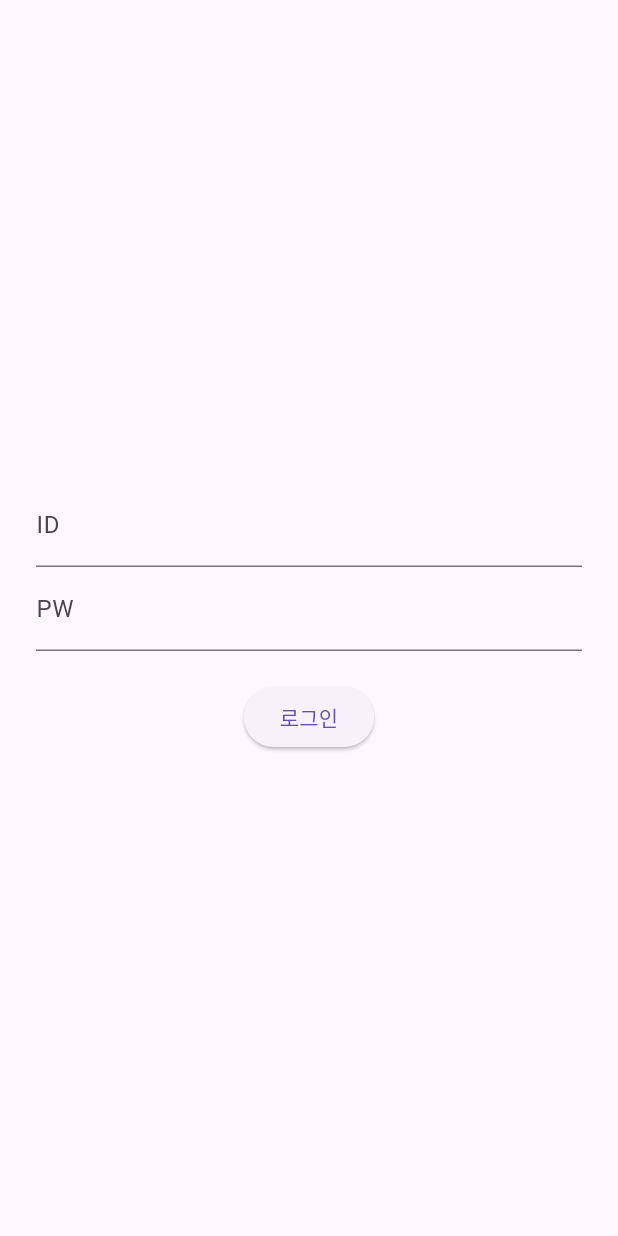
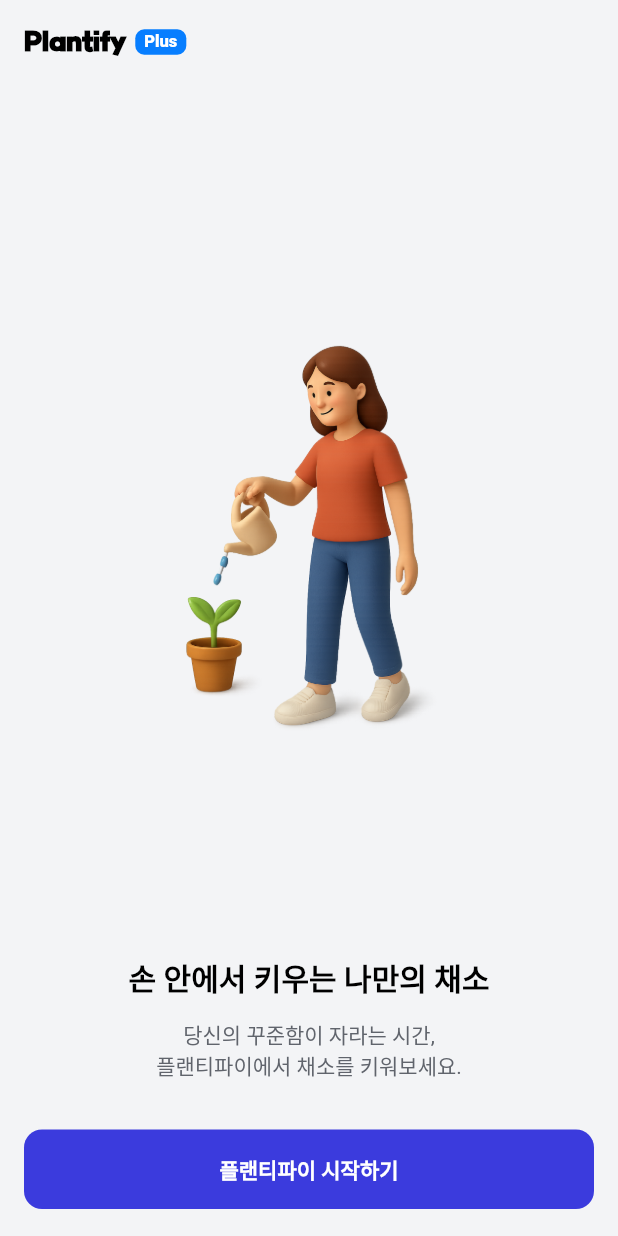
Before and after one commit to spaghetti-people/khuthon-fe, a Flutter app: the screen it shows after launch, on a phone screen of 412 x 824 dp. Run offline on Flutter 3.47's test engine with Material 3 defaults, Android fonts, the phone set to English and light mode, and no system bars; our stand-ins replace flutter_riverpod, hive, hive_flutter; accounts and stored records are empty; Roboto replaces fonts that are missing (Pretendard).

Commit message:
Feat: add onboarding page

```diff
--- /dev/null
+++ b/lib/app/onboarding.dart
@@ -0,0 +1,127 @@
+import 'package:flutter/material.dart';
+import 'package:hive/hive.dart';
+
+class OnboardingScreen extends StatelessWidget {
+  // ① 콜백 프로퍼티 추가
+  final VoidCallback onFinish;
+
+  // ② 생성자에 required로 받기
+  const OnboardingScreen({
+    super.key,
+    required this.onFinish,
+  });
+
+  @override
+  Widget build(BuildContext context) {
+    return Scaffold(
+      appBar: AppBar(
+        automaticallyImplyLeading: false,
+        backgroundColor: Colors.transparent,
+        elevation: 0,
+        title: Row(
+          children: [
+            const Text(
+              'Plantify',
+              style: TextStyle(
+                fontSize: 18,
+                fontFamily: 'kangwon',
+                fontWeight: FontWeight.w900,
+                color: Colors.black, // 필요에 따라 변경
+              ),
+            ),
+            const SizedBox(width: 6),
+            Container(
+              padding: const EdgeInsets.symmetric(horizontal: 6, vertical: 2),
+              decoration: BoxDecoration(
+                color: const Color(0xFF077EFF),
+                borderRadius: BorderRadius.circular(6),
+              ),
+              child: const Text(
+                'Plus',
+                style: TextStyle(
+                  color: Colors.white,
+                  fontWeight: FontWeight.w800,
+                  fontSize: 11,
+                ),
+              ),
+            ),
+          ],
+        ),
+      ),
+      body: SafeArea(
+        child: Padding(
+          padding: const EdgeInsets.symmetric(horizontal: 16.0),
+          child: Column(
+            children: [
+              const SizedBox(height: 40),
+
+              // 이미지
+              Expanded(
+                child: Center(
+                  child: Image.asset(
+                    'assets/images/onboarding_girl.png', // 이미지 파일 넣으신 경로에 맞게 수정하세요
+                    height: 300,
+                  ),
+                ),
+              ),
+
+              const SizedBox(height: 20),
+
+              // 제목
+              const Text(
+                '손 안에서 키우는 나만의 채소',
+                style: TextStyle(
+                  fontSize: 20,
+                  fontWeight: FontWeight.w800,
+                  color: Colors.black,
+                ),
+              ),
+
+              const SizedBox(height: 12),
+
+              // 설명
+              const Text(
+                '당신의 꾸준함이 자라는 시간,\n플랜티파이에서 채소를 키워보세요.',
+                textAlign: TextAlign.center,
+                style: TextStyle(
+                  fontSize: 14,
+                  color: Color(0xFF60646C),
+                ),
+              ),
+
+              const SizedBox(height: 32),
+
+              // 버튼
+              SizedBox(
+                width: double.infinity,
+                child: ElevatedButton(
+                  onPressed: () async {
+                    final box = Hive.box('localdata');
+                    await box.put('isFirst', false);                // 온보딩 본 상태 저장
+                    Navigator.pushReplacementNamed(context, '/login');
+                  },
+                  style: ElevatedButton.styleFrom(
+                    backgroundColor: const Color(0xFF3B3BDD),
+                    elevation: 0,
+                    shadowColor: Colors.transparent,
+                    shape: RoundedRectangleBorder(
+                      borderRadius: BorderRadius.circular(12),
+                    ),
+                    padding: const EdgeInsets.symmetric(vertical: 16),
+                  ),
+                  child: const Text(
+                    '플랜티파이 시작하기',
+                    style: TextStyle(fontWeight: FontWeight.bold),
+                  ),
+                ),
+              ),
+
+
+              const SizedBox(height: 18),
+            ],
+          ),
+        ),
+      ),
+    );
+  }
+}
--- a/lib/main.dart
+++ b/lib/main.dart
@@ -4,6 +4,7 @@
 
 import 'app/home.dart';
 import 'app/login.dart';
+import 'app/onboarding.dart';
 import 'data/init.dart';
 import 'data/routes.dart';
 
@@ -22,31 +23,98 @@
 
 class _MyAppState extends ConsumerState<MyApp> {
   bool? _hasSession;
+  bool? _seenOnboarding;
 
   @override
   void initState() {
     super.initState();
-    _loadSessionStatus();
+    _loadStatus();
   }
 
-  Future<void> _loadSessionStatus() async {
+  Future<void> _loadStatus() async {
     final box = Hive.box('localdata');
+
     final session = box.get('session') as String?;
-    setState(() => _hasSession = session != null && session.isNotEmpty);
+    final hasSession = session != null && session.isNotEmpty;
+
+    final seen = box.get('seenOnboarding') as bool? ?? false;
+
+    setState(() {
+      _hasSession = hasSession;
+      _seenOnboarding = seen;
+    });
   }
 
   @override
   Widget build(BuildContext context) {
-    if (_hasSession == null) {
+    // 1) 아직 로딩 중
+    if (_hasSession == null || _seenOnboarding == null) {
       return const MaterialApp(
         home: Scaffold(body: Center(child: CircularProgressIndicator())),
       );
     }
+
+    // 2) 온보딩을 안 봤으면 -> OnboardingScreen
+    if (_seenOnboarding == false) {
+      return MaterialApp(
+        debugShowCheckedModeBanner: false,
+        routes: routes,
+        theme: _buildTheme(),
+        home: OnboardingScreen(
+          onFinish: () async {
+            final box = Hive.box('localdata');
+            await box.put('seenOnboarding', true);
+            // 온보딩 본 상태로 바꿔서 rebuild 유도
+            setState(() => _seenOnboarding = true);
+            // 그리고 로그인 페이지로 이동
+            Navigator.pushReplacementNamed(context, '/login');
+          },
+        ),
+      );
+    }
+
+    // 3) 온보딩 본 뒤에는 기존 세션 체크
     return MaterialApp(
       debugShowCheckedModeBanner: false,
+      routes: routes,
+      theme: _buildTheme(),
       home: _hasSession! ? const HomeScreen() : const LoginScreen(),
-      routes: routes,
-      theme: ThemeData( /* ... 기존 테마 ... */ ),
+    );
+  }
+
+  ThemeData _buildTheme() {
+    return ThemeData(
+      useMaterial3: false,
+      canvasColor: const Color(0xFFF3F4F6),
+      primaryColor: const Color(0xFF16a34a),
+      textTheme: const TextTheme(
+        headlineLarge: TextStyle(color: Color(0xFF60646C)),
+        headlineMedium: TextStyle(color: Color(0xFF60646C)),
+        headlineSmall: TextStyle(color: Color(0xFF60646C)),
+        bodyMedium: TextStyle(color: Color(0xFF2C2C2C)),
+      ),
+      fontFamily: 'Pretendard',
+      pageTransitionsTheme: const PageTransitionsTheme(builders: {
+        TargetPlatform.android: CupertinoPageTransitionsBuilder(),
+        TargetPlatform.iOS: CupertinoPageTransitionsBuilder(),
+        TargetPlatform.windows: CupertinoPageTransitionsBuilder()
+      }),
+      appBarTheme: const AppBarTheme(
+        color: Colors.transparent,
+        elevation: 0,
+        foregroundColor: Color(0xFF2C2C2C),
+        actionsIconTheme: IconThemeData(color: Color(0xFF2C2C2C)),
+        iconTheme: IconThemeData(color: Color(0xFF2C2C2C)),
+        titleTextStyle: TextStyle(
+          color: Color(0xFF2C2C2C),
+          fontSize: 16,
+          fontWeight: FontWeight.w700,
+        ),
+      ),
+      listTileTheme: const ListTileThemeData(
+        iconColor: Color(0xFF2C2C2C),
+        textColor: Color(0xFF2C2C2C),
+      ),
     );
   }
 }
```
Also changed, not shown: lib/app/login.dart (+114 -12 lines), lib/components/gradient_background.dart (added, +33 -0 lines), assets/images/266c5b74-91ac-4c65-a655-f1594d4f873c.png (deleted), assets/images/onboarding_girl.png (added), assets/images/wordtype_logo.png (added).
